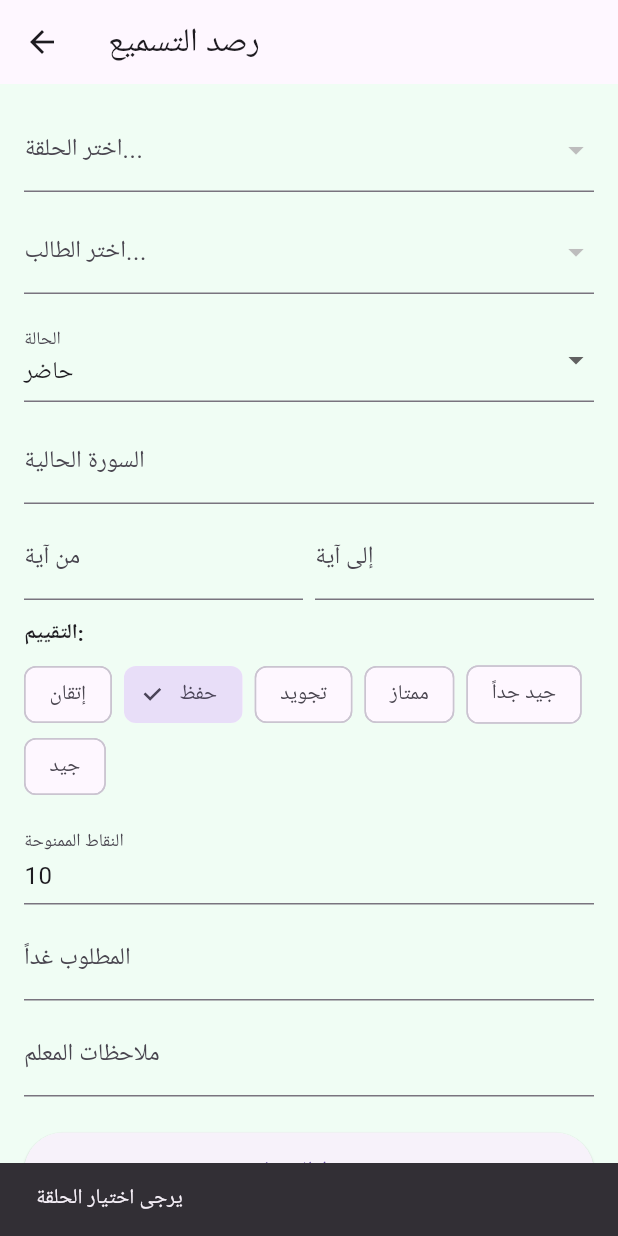
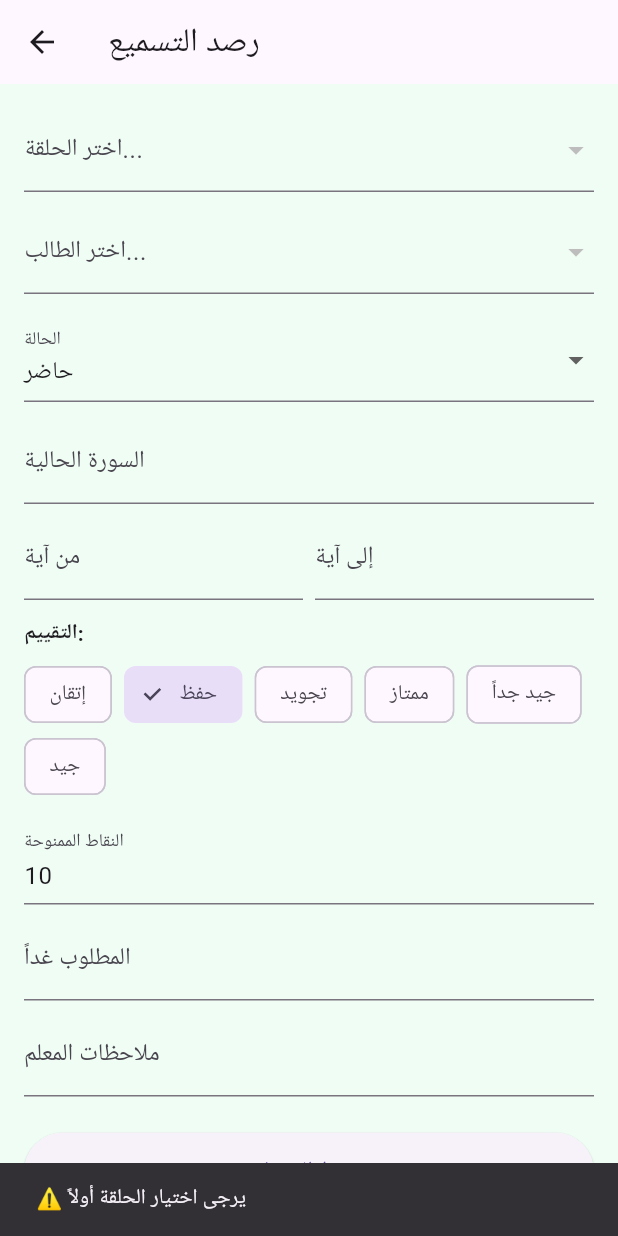
Before and after one commit to magedgasem55558-creator/card_admin_panel, a Flutter app: the RecitationScreen screen opened directly, after a tap on "حفظ السجل", on a phone screen of 412 x 824 dp. Run offline on Flutter 3.47's test engine with Material 3 defaults, Android fonts, the light colour scheme and no system bars; our stand-ins replace cloud_firestore, firebase_auth, firebase_core; accounts and stored records are empty; Roboto replaces fonts that are missing (Cairo).

Commit message:
Update recitation_screen.dart

```diff
--- a/lib/screens/recitation_screen.dart
+++ b/lib/screens/recitation_screen.dart
@@ -27,12 +27,18 @@ class _RecitationScreenState extends State<RecitationScreen> {
 
   List<Map<String, dynamic>> _halaqat = [];
   List<Map<String, dynamic>> _students = [];
+
+  bool _isLoadingHalaqat = false;
   bool _isLoadingStudents = false;
+  bool _isSaving = false; // 🎯 لمنع الضغط المزدوج وإظهار التحميل على الزر
 
   @override
   void initState() {
     super.initState();
+    // استخدام addPostFrameCallback لضمان جاهزية الـ Context مع Provider
+    WidgetsBinding.instance.addPostFrameCallback((_) {
       _loadHalaqat();
+    });
   }
 
   @override
@@ -46,8 +52,9 @@ class _RecitationScreenState extends State<RecitationScreen> {
     super.dispose();
   }
 
-  // 1. تحميل قائمة الحلقات
+  // 1. تحميل الحلقات بأمان
   Future<void> _loadHalaqat() async {
+    setState(() => _isLoadingHalaqat = true);
     try {
       final service = Provider.of<FirestoreService>(context, listen: false);
       final list = await service.loadHalaqatList();
@@ -55,17 +62,20 @@ class _RecitationScreenState extends State<RecitationScreen> {
       setState(() {
         _halaqat = list.map((h) => {
           'id': h.id,
-          'name': h.name,
-          'teacherName': h.teacherName,
+          'name': h.name ?? 'حلقة بدون اسم',
+          'teacherName': h.teacherName ?? 'غير محدد',
           'teacherPhone': h.teacherPhone ?? "967770000000",
         }).toList();
       });
     } catch (e) {
       debugPrint('❌ خطأ أثناء تحميل الحلقات: $e');
+      _showSnackBar('حدث خطأ أثناء تحميل الحلقات: $e');
+    } finally {
+      if (mounted) setState(() => _isLoadingHalaqat = false);
     }
   }
 
-  // 2. تحميل طلاب الحلقة المحددة
+  // 2. تحميل الطلاب بأمان
   Future<void> _loadStudents(String halaqaId) async {
     setState(() => _isLoadingStudents = true);
     try {
@@ -75,29 +85,32 @@ class _RecitationScreenState extends State<RecitationScreen> {
       setState(() {
         _students = list.map((s) => {
           'id': s.id,
-          'name': s.name,
+          'name': s.name ?? 'طالب بدون اسم',
         }).toList();
       });
     } catch (e) {
       debugPrint('❌ خطأ أثناء تحميل الطلاب: $e');
+      _showSnackBar('حدث خطأ أثناء تحميل الطلاب: $e');
     } finally {
-      setState(() => _isLoadingStudents = false);
+      if (mounted) setState(() => _isLoadingStudents = false);
     }
   }
 
-  // 3. حفظ التسميع بنفس طريقة الـ JavaScript تماماً
+  void _showSnackBar(String message) {
+    if (!mounted) return;
+    ScaffoldMessenger.of(context).showSnackBar(SnackBar(content: Text(message)));
+  }
+
+  // 3. دالة الحفظ الرئيسية
   Future<void> _save() async {
-    if (_selectedHalaqa == null) {
-      ScaffoldMessenger.of(context).showSnackBar(
-        const SnackBar(content: Text('يرجى اختيار الحلقة')),
-      );
+    // 🛑 التحقق من المدخلات الأساسية
+    if (_selectedHalaqa == null || _selectedHalaqa!.isEmpty) {
+      _showSnackBar('⚠️ يرجى اختيار الحلقة أولاً');
       return;
     }
 
-    if (_selectedStudent == null) {
-      ScaffoldMessenger.of(context).showSnackBar(
-        const SnackBar(content: Text('يرجى اختيار الطالب')),
-      );
+    if (_selectedStudent == null || _selectedStudent!.isEmpty) {
+      _showSnackBar('⚠️ يرجى اختيار الطالب أولاً');
       return;
     }
 
@@ -109,25 +122,26 @@ class _RecitationScreenState extends State<RecitationScreen> {
     final int points = int.tryParse(_pointsCtrl.text.trim()) ?? 0;
 
     if (_status == 'حاضر' && surah.isEmpty) {
-      ScaffoldMessenger.of(context).showSnackBar(
-        const SnackBar(content: Text('يرجى إدخال اسم السورة')),
-      );
+      _showSnackBar('⚠️ يرجى إدخال اسم السورة');
       return;
     }
 
-    // 🎯 حساب grade بنفس منطق الـ JS
+    setState(() => _isSaving = true);
+
+    try {
+      // حساب grade مفرد بنفس منطق الـ JS
       final String grade = _evaluations.isNotEmpty
           ? _evaluations.first
           : (_status == 'حاضر' ? 'جيد' : '-');
 
-    // 🎯 جلب رقم المعلم
+      // جلب رقم الهاتف
       final selectedHalaqaData = _halaqat.firstWhere(
         (h) => h['id'] == _selectedHalaqa,
         orElse: () => {'teacherPhone': '967770000000'},
       );
       final String teacherPhone = selectedHalaqaData['teacherPhone'] ?? "967770000000";
 
-    try {
+      // البيانات المطابقة تماماً لهيكلية JS
       final Map<String, dynamic> recordData = {
         'studentId': _selectedStudent,
         'status': _status,
@@ -143,10 +157,10 @@ class _RecitationScreenState extends State<RecitationScreen> {
         'timestamp': FieldValue.serverTimestamp(),
       };
 
-      // الحفظ في كولكشن records
+      // 🎯 الإضافة المباشرة لـ Firestore
       await FirebaseFirestore.instance.collection('records').add(recordData);
 
-      // زيادة النقاط للطالب عند الحضور
+      // زيادة النقاط عند الحضور
       if (_status == 'حاضر' && points > 0) {
         await FirebaseFirestore.instance
             .collection('students')
@@ -156,13 +170,9 @@ class _RecitationScreenState extends State<RecitationScreen> {
         });
       }
 
-      if (mounted) {
-        ScaffoldMessenger.of(context).showSnackBar(
-          SnackBar(content: Text('✅ تم تحديث سجل الطالب\n📊 النقاط: $points')),
-        );
-      }
+      _showSnackBar('✅ تم تحديث سجل الطالب بنجاح\n📊 النقاط: $points');
 
-      // تصفير الحقول
+      // إعادة تصفير النموذج
       _surahCtrl.clear();
       _fromCtrl.clear();
       _toCtrl.clear();
@@ -172,14 +182,13 @@ class _RecitationScreenState extends State<RecitationScreen> {
       setState(() {
         _evaluations.clear();
       });
+
     } catch (e, stackTrace) {
-      debugPrint('❌ خطأ أثناء الحفظ: $e');
+      debugPrint('❌ خطأ Firestore: $e');
       debugPrint('Stack trace: $stackTrace');
-      if (mounted) {
-        ScaffoldMessenger.of(context).showSnackBar(
-          SnackBar(content: Text('خطأ في الحفظ: ${e.toString()}')),
-        );
-      }
+      _showSnackBar('❌ فشل الحفظ: ${e.toString()}');
+    } finally {
+      if (mounted) setState(() => _isSaving = false);
     }
   }
 
@@ -194,7 +203,16 @@ class _RecitationScreenState extends State<RecitationScreen> {
             // اختيار الحلقة
             DropdownButtonFormField<String>(
               value: _selectedHalaqa,
-              decoration: const InputDecoration(labelText: 'اختر الحلقة...'),
+              decoration: InputDecoration(
+                labelText: 'اختر الحلقة...',
+                suffixIcon: _isLoadingHalaqat
+                    ? const SizedBox(
+                        width: 16,
+                        height: 16,
+                        child: CircularProgressIndicator(strokeWidth: 2),
+                      )
+                    : null,
+              ),
               items: _halaqat.map((h) {
                 return DropdownMenuItem<String>(
                   value: h['id'] as String,
@@ -202,12 +220,13 @@ class _RecitationScreenState extends State<RecitationScreen> {
                 );
               }).toList(),
               onChanged: (val) {
+                if (val == null) return;
                 setState(() {
                   _selectedHalaqa = val;
                   _selectedStudent = null;
                   _students.clear();
                 });
-                if (val != null) _loadStudents(val);
+                _loadStudents(val);
               },
             ),
             const SizedBox(height: 12),
@@ -256,7 +275,7 @@ class _RecitationScreenState extends State<RecitationScreen> {
               },
             ),
 
-            // حقول التسميع (عند الحضور فقط)
+            // حقول التسميع (عند الحضور)
             if (_showRecitationFields) ...[
               const SizedBox(height: 12),
               TextField(
@@ -324,12 +343,19 @@ class _RecitationScreenState extends State<RecitationScreen> {
             ),
             const SizedBox(height: 24),
 
+            // زر الحفظ المزود بـ Loading Indicator
             ElevatedButton(
-              onPressed: _save,
+              onPressed: _isSaving ? null : _save,
               style: ElevatedButton.styleFrom(
                 padding: const EdgeInsets.symmetric(vertical: 14),
               ),
-              child: const Text('حفظ السجل', style: TextStyle(fontSize: 16)),
+              child: _isSaving
+                  ? const SizedBox(
+                      height: 20,
+                      width: 20,
+                      child: CircularProgressIndicator(strokeWidth: 2, color: Colors.white),
+                    )
+                  : const Text('حفظ السجل', style: TextStyle(fontSize: 16)),
             ),
           ],
         ),
```
Lines whose indentation alone changed are shown as unchanged.
